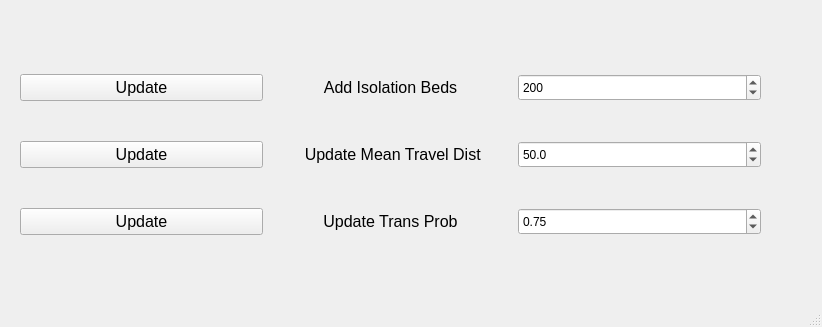
Above: ControlPanel.ui from JaneYSY/SCFinal before the change. Below: the same form after it.
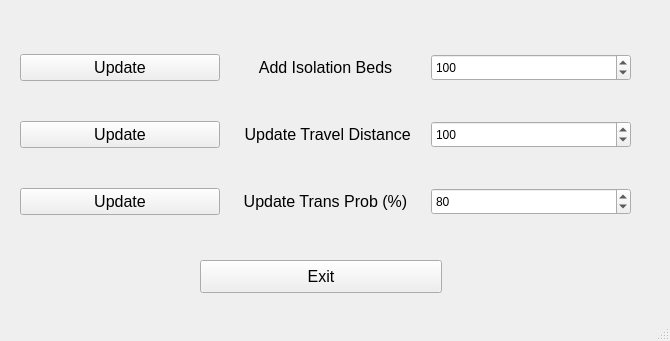
That is the form after the change.

Diff of the .ui file:
```diff
--- a/ControlPanel.ui
+++ b/ControlPanel.ui
@@ -6,8 +6,8 @@
    <rect>
     <x>0</x>
     <y>0</y>
-    <width>822</width>
-    <height>327</height>
+    <width>670</width>
+    <height>341</height>
    </rect>
   </property>
   <property name="sizePolicy">
@@ -24,8 +24,8 @@
     <property name="geometry">
      <rect>
       <x>20</x>
-      <y>40</y>
-      <width>741</width>
+      <y>20</y>
+      <width>611</width>
       <height>231</height>
      </rect>
     </property>
@@ -69,10 +69,13 @@
         <number>50</number>
        </property>
        <property name="maximum">
-        <number>900</number>
+        <number>500</number>
+       </property>
+       <property name="singleStep">
+        <number>100</number>
        </property>
        <property name="value">
-        <number>200</number>
+        <number>100</number>
        </property>
        <property name="displayIntegerBase">
         <number>10</number>
@@ -87,7 +90,7 @@
         </font>
        </property>
        <property name="text">
-        <string> Update Mean Travel Dist</string>
+        <string> Update Travel Distance</string>
        </property>
        <property name="alignment">
         <set>Qt::AlignCenter</set>
@@ -114,32 +117,13 @@
         </font>
        </property>
        <property name="text">
-        <string>Update Trans Prob</string>
+        <string>Update Trans Prob (%)</string>
        </property>
        <property name="alignment">
         <set>Qt::AlignCenter</set>
        </property>
       </widget>
      </item>
-     <item row="2" column="2">
-      <widget class="QDoubleSpinBox" name="TransBox">
-       <property name="sizePolicy">
-        <sizepolicy hsizetype="Minimum" vsizetype="Minimum">
-         <horstretch>0</horstretch>
-         <verstretch>0</verstretch>
-        </sizepolicy>
-       </property>
-       <property name="maximum">
-        <double>1.000000000000000</double>
-       </property>
-       <property name="singleStep">
-        <double>0.010000000000000</double>
-       </property>
-       <property name="value">
-        <double>0.750000000000000</double>
-       </property>
-      </widget>
-     </item>
      <item row="1" column="0">
       <widget class="QPushButton" name="DistUpdate">
        <property name="font">
@@ -165,42 +149,81 @@
       </widget>
      </item>
      <item row="1" column="2">
-      <widget class="QDoubleSpinBox" name="DistBox">
+      <widget class="QSpinBox" name="DistBox">
        <property name="sizePolicy">
-        <sizepolicy hsizetype="Minimum" vsizetype="Minimum">
+        <sizepolicy hsizetype="Minimum" vsizetype="Preferred">
          <horstretch>0</horstretch>
          <verstretch>0</verstretch>
         </sizepolicy>
        </property>
-       <property name="decimals">
-        <number>1</number>
+       <property name="suffix">
+        <string/>
        </property>
        <property name="minimum">
-        <double>0.000000000000000</double>
+        <number>-100</number>
        </property>
        <property name="maximum">
-        <double>100.000000000000000</double>
+        <number>500</number>
        </property>
        <property name="singleStep">
-        <double>0.500000000000000</double>
+        <number>10</number>
        </property>
        <property name="value">
-        <double>50.000000000000000</double>
+        <number>100</number>
+       </property>
+       <property name="displayIntegerBase">
+        <number>10</number>
+       </property>
+      </widget>
+     </item>
+     <item row="2" column="2">
+      <widget class="QSpinBox" name="TranBox">
+       <property name="sizePolicy">
+        <sizepolicy hsizetype="Minimum" vsizetype="Preferred">
+         <horstretch>0</horstretch>
+         <verstretch>0</verstretch>
+        </sizepolicy>
+       </property>
+       <property name="suffix">
+        <string/>
+       </property>
+       <property name="minimum">
+        <number>0</number>
+       </property>
+       <property name="maximum">
+        <number>100</number>
+       </property>
+       <property name="singleStep">
+        <number>5</number>
+       </property>
+       <property name="value">
+        <number>80</number>
+       </property>
+       <property name="displayIntegerBase">
+        <number>10</number>
        </property>
       </widget>
      </item>
     </layout>
    </widget>
-  </widget>
-  <widget class="QMenuBar" name="menubar">
-   <property name="geometry">
-    <rect>
-     <x>0</x>
-     <y>0</y>
-     <width>822</width>
-     <height>26</height>
-    </rect>
-   </property>
+   <widget class="QPushButton" name="ExitGame">
+    <property name="geometry">
+     <rect>
+      <x>200</x>
+      <y>260</y>
+      <width>242</width>
+      <height>33</height>
+     </rect>
+    </property>
+    <property name="font">
+     <font>
+      <pointsize>12</pointsize>
+     </font>
+    </property>
+    <property name="text">
+     <string>Exit</string>
+    </property>
+   </widget>
   </widget>
   <widget class="QStatusBar" name="statusbar"/>
  </widget>
```
